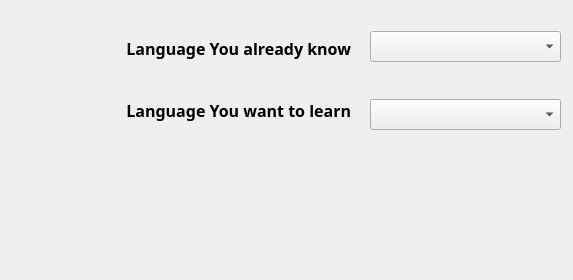
Before: the Qt Designer form Thesaurus/Windows/lang_selection_window.ui in Euclidis/Thesaurus, drawn with Qt 5.
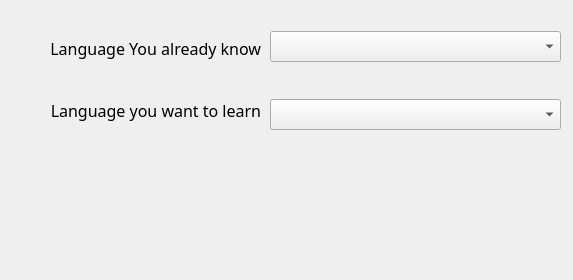
After: the same form once the commit is applied. Custom widgets are drawn as their Qt base class.

```diff
--- a/Thesaurus/Windows/lang_selection_window.ui
+++ b/Thesaurus/Windows/lang_selection_window.ui
@@ -16,9 +16,9 @@
   <widget class="QWidget" name="verticalLayoutWidget">
    <property name="geometry">
     <rect>
-     <x>370</x>
+     <x>270</x>
      <y>0</y>
-     <width>191</width>
+     <width>291</width>
      <height>161</height>
     </rect>
    </property>
@@ -27,10 +27,8 @@
      <widget class="QComboBox" name="comboBox">
       <property name="font">
        <font>
-        <family>Code Pro Light</family>
+        <family>Corbel</family>
         <pointsize>12</pointsize>
-        <weight>75</weight>
-        <bold>true</bold>
        </font>
       </property>
       <property name="duplicatesEnabled">
@@ -42,10 +40,10 @@
      <widget class="QComboBox" name="comboBox_2">
       <property name="font">
        <font>
-        <family>Code Pro Light</family>
+        <family>Corbel</family>
         <pointsize>12</pointsize>
-        <weight>75</weight>
-        <bold>true</bold>
+        <weight>50</weight>
+        <bold>false</bold>
        </font>
       </property>
       <property name="duplicatesEnabled">
@@ -81,16 +79,16 @@
     <rect>
      <x>10</x>
      <y>10</y>
-     <width>341</width>
+     <width>251</width>
      <height>76</height>
     </rect>
    </property>
    <property name="font">
     <font>
-     <family>Code Pro Light</family>
+     <family>Corbel</family>
      <pointsize>12</pointsize>
-     <weight>75</weight>
-     <bold>true</bold>
+     <weight>50</weight>
+     <bold>false</bold>
     </font>
    </property>
    <property name="text">
@@ -108,20 +106,20 @@
     <rect>
      <x>10</x>
      <y>80</y>
-     <width>341</width>
+     <width>251</width>
      <height>61</height>
     </rect>
    </property>
    <property name="font">
     <font>
-     <family>Code Pro Light</family>
+     <family>Corbel</family>
      <pointsize>12</pointsize>
-     <weight>75</weight>
-     <bold>true</bold>
+     <weight>50</weight>
+     <bold>false</bold>
     </font>
    </property>
    <property name="text">
-    <string>Language You want to learn</string>
+    <string>&lt;html&gt;&lt;head/&gt;&lt;body&gt;&lt;p&gt;Language you want to learn&lt;/p&gt;&lt;/body&gt;&lt;/html&gt;</string>
    </property>
    <property name="alignment">
     <set>Qt::AlignRight|Qt::AlignTrailing|Qt::AlignVCenter</set>
```
Left out of the diff: 4 changed lines with no effect on the pictures.
